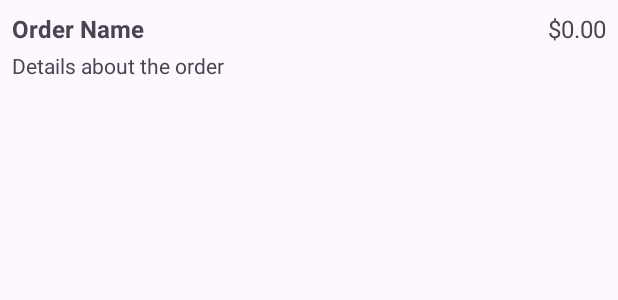
After one commit to devrijhwani3118/PizzaApp, an Android app: the layout item_view.xml on its own in the app's theme, with its tools: preview values and no code run, on a phone screen of 412 x 824 dp. The commit adds this screen. Shown: the top 300 px of the screen. Run offline under Robolectric (Android 15) with nearby library versions, the phone set to English and light mode, and no system bars; Roboto replaces fonts that are not available here.

Commit message:
Created a basic layout for current Orders and store orders

```diff
--- a/app/src/main/res/layout/activity_main.xml
+++ b/app/src/main/res/layout/activity_main.xml
@@ -45,7 +45,7 @@
         android:layout_width="wrap_content"
         android:layout_height="wrap_content"
         android:fontFamily="@font/biryani_bold"
-        android:text="Order Here!"
+        android:text="@string/order_here"
         android:textColor="#33116A"
         android:textSize="20sp"
         app:layout_constraintBottom_toBottomOf="parent"
--- /dev/null
+++ b/app/src/main/res/layout/item_view.xml
@@ -0,0 +1,40 @@
+<?xml version="1.0" encoding="utf-8"?>
+<androidx.constraintlayout.widget.ConstraintLayout xmlns:android="http://schemas.android.com/apk/res/android"
+    xmlns:app="http://schemas.android.com/apk/res-auto"
+    android:layout_width="match_parent"
+    android:layout_height="wrap_content"
+    android:padding="8dp">
+
+    <TextView
+        android:id="@+id/order_name"
+        android:layout_width="0dp"
+        android:layout_height="wrap_content"
+        android:layout_marginEnd="8dp"
+        android:text="@string/order_name"
+        android:textSize="16sp"
+        android:textStyle="bold"
+        app:layout_constraintEnd_toStartOf="@+id/order_price"
+        app:layout_constraintStart_toStartOf="parent"
+        app:layout_constraintTop_toTopOf="parent" />
+
+    <TextView
+        android:id="@+id/order_price"
+        android:layout_width="wrap_content"
+        android:layout_height="wrap_content"
+        android:text="@string/_0_00"
+        android:textSize="16sp"
+        app:layout_constraintEnd_toEndOf="parent"
+        app:layout_constraintTop_toTopOf="@+id/order_name" />
+
+    <TextView
+        android:id="@+id/order_details"
+        android:layout_width="0dp"
+        android:layout_height="wrap_content"
+        android:layout_marginTop="4dp"
+        android:text="@string/details_about_the_order"
+        android:textSize="14sp"
+        app:layout_constraintStart_toStartOf="parent"
+        app:layout_constraintTop_toBottomOf="@+id/order_name"
+        app:layout_constraintEnd_toEndOf="parent" />
+
+</androidx.constraintlayout.widget.ConstraintLayout>
--- a/app/src/main/res/values/strings.xml
+++ b/app/src/main/res/values/strings.xml
@@ -4,4 +4,10 @@
     <string name="see_your_orders">See your orders</string>
     <string name="cart">Cart</string>
     <string name="ru_pizzaria">RU PIZZARIA!</string>
+    <string name="current_orders">Current Orders</string>
+    <string name="store_orders">Store Orders</string>
+    <string name="order_here">Order Here!</string>
+    <string name="details_about_the_order">Details about the order</string>
+    <string name="_0_00">$0.00</string>
+    <string name="order_name">Order Name</string>
 </resources>
```
Also changed, not shown: app/src/main/java/com/example/project5/Cart.java (+45 -13 lines), app/src/main/java/com/example/project5/Order.java (added, +25 -0 lines), app/src/main/java/com/example/project5/OrderAdapter.java (added, +53 -0 lines), app/src/main/res/layout/cart.xml (+31 -8 lines).
